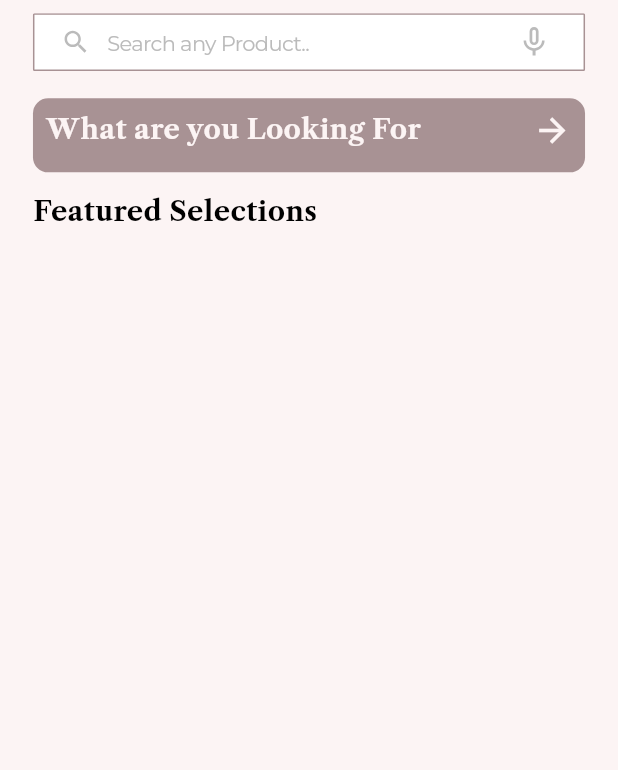
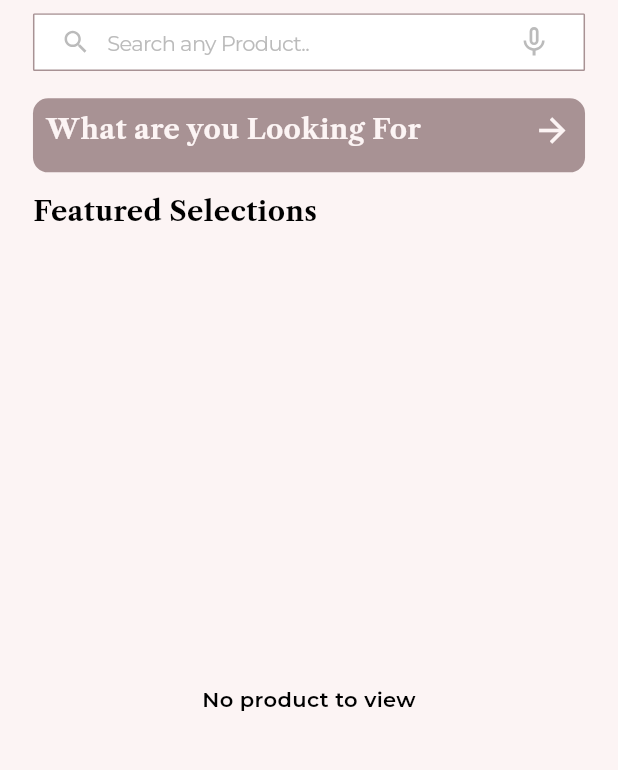
Before and after one commit to jdufitum/Abayati-frontend, a Flutter app: the Home screen opened directly, on a phone screen of 412 x 824 dp, the part 72-842 px from its top. Run offline on Flutter 3.47's test engine with Material 3 defaults, Android fonts, the phone set to English and light mode, and no system bars; drawn by our look-alikes of skeletonizer; our stand-ins replace awesome_snackbar_content, dartz, dio, equatable, flutter_bloc, flutter_dotenv and 10 more; missing offline and left inert: flutter_overlay_loader, flutter_stripe; accounts and stored records are empty; network calls fail; project files that could hold a hidden picture were left out.

Commit message:
feat: product search

```diff
--- a/lib/features/screens/onboard/dashboard/nav/home/home.dart
+++ b/lib/features/screens/onboard/dashboard/nav/home/home.dart
@@ -2,6 +2,7 @@ import 'package:abayati/features/core/model/request/product.dart';
 import 'package:abayati/features/core/services/service/ai/bloc/ai_bloc.dart';
 import 'package:abayati/features/core/services/service/product/bloc/product_bloc.dart';
 import 'package:abayati/features/core/services/stripe.dart';
+import 'package:abayati/features/screens/onboard/dashboard/nav/home/state/home_cubit.dart';
 import 'package:abayati/features/screens/onboard/dashboard/nav/wishlist/state/wishlist_cubit.dart';
 import 'package:abayati/features/utils/app_route.dart';
 import 'package:abayati/features/utils/components/app_globals.dart';
@@ -53,19 +54,28 @@ class _HomeState extends State<Home> {
                 globals.wishlistCubit!.initWishlist(product);
               }
             }
+            if (state is AllProductSuccess) {
+              globals.homeCubit!.initProduct();
+            }
           },
+          builder: (context, productState) {
+            return Skeletonizer(
+              enabled: productState is ProductLoading &&
+                  globals.allProducts!.isEmpty,
+              child: BlocBuilder<HomeCubit, HomeState>(
+                bloc: globals.homeCubit,
                 builder: (context, state) {
-            return SingleChildScrollView(
-              child: Skeletonizer(
-                enabled:
-                    state is ProductLoading && globals.allProducts!.isEmpty,
-                child: Column(
+                  return Column(
                     crossAxisAlignment: CrossAxisAlignment.stretch,
                     children: [
                       // h(12),
                       // const CustomAppBar(),
                       // h(21),
-                    const AppSearchField(),
+                      AppSearchField(
+                        onChanged: (query) {
+                          globals.homeCubit!.setQuery(query);
+                        },
+                      ),
                       // h(28),
                       // Row(
                       //   children: [
@@ -110,8 +120,8 @@ class _HomeState extends State<Home> {
                       // ),
                       h(18),
                       Container(
-                      padding:
-                          EdgeInsets.symmetric(vertical: 8.h, horizontal: 8.w),
+                        padding: EdgeInsets.symmetric(
+                            vertical: 8.h, horizontal: 8.w),
                         decoration: BoxDecoration(
                             color: AppColor.kA89294,
                             borderRadius: BorderRadius.circular(10.r)),
@@ -133,7 +143,8 @@ class _HomeState extends State<Home> {
                             ),
                             h(7),
                             Row(
-                              mainAxisAlignment: MainAxisAlignment.spaceBetween,
+                                mainAxisAlignment:
+                                    MainAxisAlignment.spaceBetween,
                                 children: globals.category!
                                     .map((category) => CategoryTile(
                                           category: category,
@@ -149,21 +160,36 @@ class _HomeState extends State<Home> {
                               LibreCasion.kFontW7.copyWith(fontSize: 18.spMin)),
                       h(15),
 
-                    if (globals.allProducts!.isNotEmpty)
-                      GridView.builder(
-                        shrinkWrap: true,
-                        physics: const NeverScrollableScrollPhysics(),
-                        gridDelegate: SliverGridDelegateWithFixedCrossAxisCount(
+                      if (state.filteredProduct.isNotEmpty)
+                        Flexible(
+                          child: BlocBuilder<HomeCubit, HomeState>(
+                            bloc: globals.homeCubit,
+                            builder: (context, state) {
+                              return GridView.builder(
+                                gridDelegate:
+                                    SliverGridDelegateWithFixedCrossAxisCount(
                                         crossAxisCount: 2,
                                         mainAxisExtent: 240.h,
                                         mainAxisSpacing: 10.h,
                                         crossAxisSpacing: 15.w),
                                 itemBuilder: (context, index) {
-                          final product = globals.allProducts![index];
+                                  final product = state.filteredProduct[index];
                                   return ItemCard(product: product);
                                 },
-                        itemCount: globals.allProducts!.length,
+                                itemCount: state.filteredProduct.length,
+                              );
+                            },
                           ),
+                        )
+                      else
+                        Flexible(
+                            child: Center(
+                                child: Skeleton.shade(
+                          shade: productState is ProductLoading &&
+                              state.filteredProduct.isEmpty,
+                          child: Text('No product to view',
+                              style: Montserrat.kFontW6),
+                        ))),
 
                       h(13),
                       // Text('Selections Made for You',
@@ -180,10 +206,11 @@ class _HomeState extends State<Home> {
                       //   itemBuilder: (context, index) => const ItemCard(),
                       //   itemCount: 4,
                       // ),
-                    h(20)
+                      // h(20)
                     ],
+                  );
+                },
               ).hPad,
-              ),
             );
           },
         ),
@@ -195,7 +222,10 @@ class _HomeState extends State<Home> {
 class AppSearchField extends StatelessWidget {
   const AppSearchField({
     super.key,
+    this.onChanged,
   });
+
+  final void Function(String?)? onChanged;
 
   @override
   Widget build(BuildContext context) {
@@ -213,6 +243,7 @@ class AppSearchField extends StatelessWidget {
               Montserrat.kFontW4.copyWith(color: AppColor.kBBBBBB),
           prefixIcon: SvgPicture.asset(Vectors.search),
           prefixInsets: EdgeInsetsDirectional.fromSTEB(16.w, 8.h, 0, 8.h),
+          onChanged: onChanged,
         ),
         Positioned(
             top: 0,
--- /dev/null
+++ b/lib/features/screens/onboard/dashboard/nav/home/state/home_cubit.dart
@@ -0,0 +1,18 @@
+import 'package:abayati/features/core/model/response/product.dart';
+import 'package:abayati/features/utils/components/app_globals.dart';
+import 'package:equatable/equatable.dart';
+import 'package:flutter_bloc/flutter_bloc.dart';
+
+part 'home_state.dart';
+
+class HomeCubit extends Cubit<HomeState> {
+  HomeCubit() : super(const HomeState());
+
+  void initProduct() {
+    emit(state.copyWith(allProducts: globals.allProducts));
+  }
+
+  void setQuery(String? query) {
+    emit(state.copyWith(query: query));
+  }
+}
--- /dev/null
+++ b/lib/features/screens/onboard/dashboard/nav/home/state/home_state.dart
@@ -0,0 +1,21 @@
+part of 'home_cubit.dart';
+
+class HomeState extends Equatable {
+  final List<Product> allProducts;
+  final String query;
+
+  const HomeState({this.allProducts = const [], this.query = ''});
+
+  List<Product> get filteredProduct => allProducts
+      .where((product) =>
+          product.name!.toLowerCase().contains(query.toLowerCase()) ||
+          product.description!.toLowerCase().contains(query.toLowerCase()) ||
+          product.price.toString().toLowerCase().contains(query.toLowerCase()))
+      .toList();
+
+  HomeState copyWith({List<Product>? allProducts, String? query}) => HomeState(
+      allProducts: allProducts ?? this.allProducts, query: query ?? this.query);
+
+  @override
+  List<Object?> get props => [allProducts, query];
+}
--- a/lib/features/utils/components/app_globals.dart
+++ b/lib/features/utils/components/app_globals.dart
@@ -4,10 +4,9 @@ import 'package:abayati/features/core/model/response/product.dart';
 import 'package:abayati/features/core/services/service/ai/bloc/ai_bloc.dart';
 import 'package:abayati/features/core/services/service/auth/bloc/auth_bloc.dart';
 import 'package:abayati/features/core/services/service/product/bloc/product_bloc.dart';
+import 'package:abayati/features/screens/onboard/dashboard/nav/home/state/home_cubit.dart';
 import 'package:abayati/features/screens/onboard/dashboard/nav/wishlist/state/wishlist_cubit.dart';
-import 'package:abayati/features/utils/const.dart';
 import 'package:flutter_dotenv/flutter_dotenv.dart';
-import 'package:flutter_stripe/flutter_stripe.dart';
 
 // import 'package:flutter_secure_storage/flutter_secure_storage.dart';
 import 'package:get_it/get_it.dart';
@@ -41,6 +40,7 @@ class AppGlobals {
   AiBloc? aiBloc;
 
   WishlistCubit? wishlistCubit;
+  HomeCubit? homeCubit;
 
   Future<void> init() async {
     if (sharedPreferences == null) {
@@ -62,6 +62,8 @@ class AppGlobals {
     authBloc = AuthBloc();
     productBloc = ProductBloc();
     aiBloc = AiBloc();
+
+    homeCubit = HomeCubit();
 
     wishlistCubit = WishlistCubit();
   }
```
Also changed, not shown: lib/features/screens/onboard/auth/sign_up.dart (+21 -6 lines), lib/features/screens/onboard/dashboard/nav/measure/view_measurement.dart (+35 -5 lines), lib/features/utils/validator.dart (+9 -0 lines), 1 other file. Lines whose indentation alone changed are shown as unchanged.
